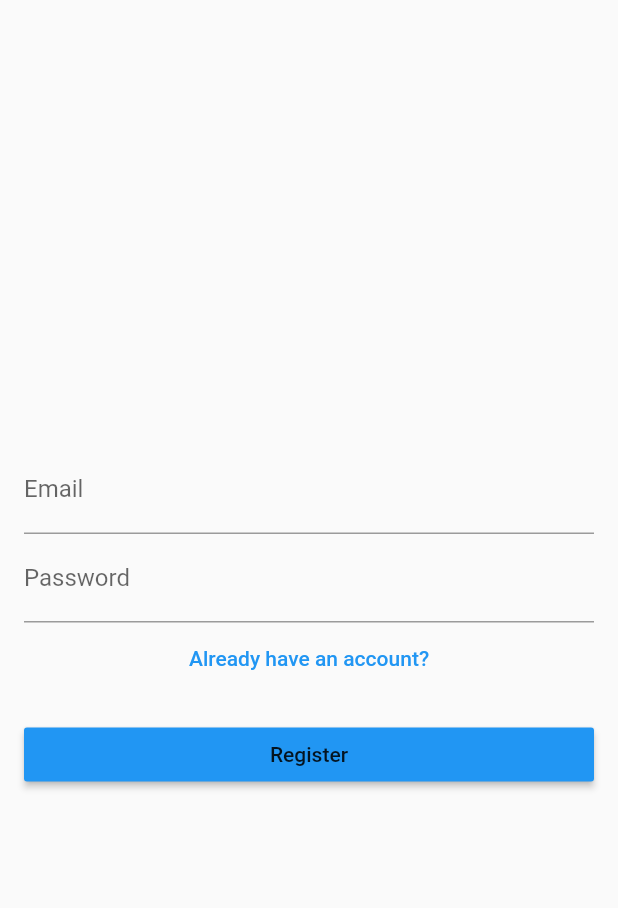
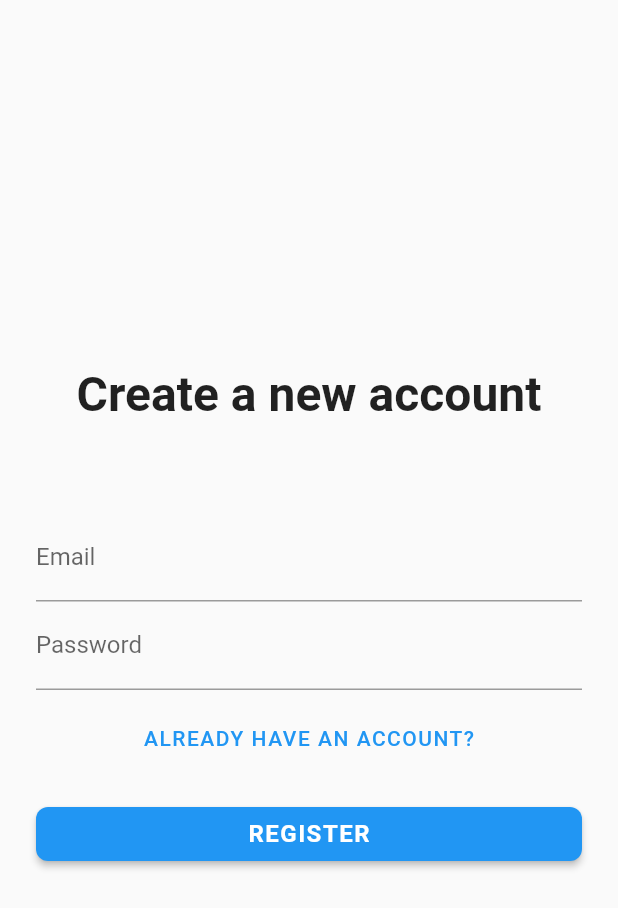
Before and after one commit to Letiste/Pikitia, a Flutter app: the screen it shows after launch, on a phone screen of 412 x 824 dp. Shown: the top 908 px of the screen. Run offline on Flutter 3.47's test engine with Material 2 defaults, Android fonts, the light colour scheme and no system bars; drawn by our look-alikes of flutter_form_builder; our stand-ins replace camera, cloud_firestore, firebase_auth, firebase_core, firebase_storage, flutter_map and 4 more; missing offline and left inert: flutter_map_location_marker, geoflutterfire; accounts and stored records are empty.

Commit message:
feat: better ui (#33)

```diff
--- /dev/null
+++ b/lib/components/button_action.seconday.dart
@@ -0,0 +1,19 @@
+import 'package:flutter/material.dart';
+
+class ButtonActionSecondary extends StatelessWidget {
+  const ButtonActionSecondary({required this.text, required this.handleOnPressed, Key? key}) : super(key: key);
+
+  final String text;
+  final void Function() handleOnPressed;
+
+  @override
+  Widget build(BuildContext context) {
+    return TextButton(
+      onPressed: handleOnPressed,
+      child: Text(
+        text.toUpperCase(),
+        style: const TextStyle(letterSpacing: 1),
+      ),
+    );
+  }
+}
--- /dev/null
+++ b/lib/components/button_action_primary.dart
@@ -0,0 +1,30 @@
+import 'package:flutter/material.dart';
+
+class ButtonActionPrimary extends StatelessWidget {
+  const ButtonActionPrimary({required this.text, required this.handlePressed, Key? key}) : super(key: key);
+
+  final String text;
+  final void Function() handlePressed;
+
+  @override
+  Widget build(BuildContext context) {
+    return MaterialButton(
+      color: Theme.of(context).primaryColor,
+      shape: const RoundedRectangleBorder(
+        borderRadius: BorderRadius.all(
+          Radius.circular(8),
+        ),
+      ),
+      child: Text(
+        text.toUpperCase(),
+        style: const TextStyle(
+          color: Colors.white,
+          letterSpacing: 1,
+          fontWeight: FontWeight.w700,
+          fontSize: 16,
+        ),
+      ),
+      onPressed: handlePressed,
+    );
+  }
+}
--- a/lib/screens/register_screen.dart
+++ b/lib/screens/register_screen.dart
@@ -1,12 +1,14 @@
 import 'package:flutter/material.dart';
 import 'package:flutter_form_builder/flutter_form_builder.dart';
+import 'package:pikitia/components/button_action.seconday.dart';
+import 'package:pikitia/components/button_action_primary.dart';
 import 'package:pikitia/locator.dart';
 import 'package:pikitia/services/routes_service.dart';
 import 'package:pikitia/services/user_service.dart';
 import 'package:form_builder_validators/form_builder_validators.dart';
 
 class RegisterScreen extends StatefulWidget {
-  RegisterScreen({Key? key}) : super(key: key);
+  const RegisterScreen({Key? key}) : super(key: key);
 
   @override
   State<RegisterScreen> createState() => _RegisterScreenState();
@@ -20,10 +22,12 @@ class _RegisterScreenState extends State<RegisterScreen> {
   Widget build(BuildContext context) {
     return Scaffold(
       body: Container(
-        padding: const EdgeInsets.symmetric(horizontal: 16.0),
+        padding: const EdgeInsets.symmetric(horizontal: 24.0),
         child: Column(
           mainAxisAlignment: MainAxisAlignment.center,
           children: [
+            const Text('Create a new account', style: TextStyle(fontSize: 32, fontWeight: FontWeight.w600),),
+            const SizedBox(height: 60),
             if (_hasError)
               const Text(
                 'Sorry, an error occured while creating your account.',
@@ -36,7 +40,7 @@ class _RegisterScreenState extends State<RegisterScreen> {
                 children: [
                   FormBuilderTextField(
                     name: 'email',
-                    decoration: InputDecoration(labelText: 'Email'),
+                    decoration: const InputDecoration(labelText: 'Email'),
                     keyboardType: TextInputType.emailAddress,
                     validator: FormBuilderValidators.compose([
                       FormBuilderValidators.required(context),
@@ -45,7 +49,7 @@ class _RegisterScreenState extends State<RegisterScreen> {
                   ),
                   FormBuilderTextField(
                       name: 'password',
-                      decoration: InputDecoration(labelText: 'Password'),
+                      decoration: const InputDecoration(labelText: 'Password'),
                       keyboardType: TextInputType.text,
                       obscureText: true,
                       validator: FormBuilderValidators.compose([
@@ -55,20 +59,19 @@ class _RegisterScreenState extends State<RegisterScreen> {
                 ],
               ),
             ),
-            TextButton(
-              onPressed: () => locator<RoutesService>().goToLogin(),
-              child: const Text('Already have an account?'),
+            const SizedBox(height: 8),
+            ButtonActionSecondary(
+              text: 'Already have an account?',
+              handleOnPressed: () => locator<RoutesService>().goToLogin(),
             ),
             const SizedBox(height: 16),
             Row(
               children: [
                 Expanded(
-                  child: MaterialButton(
-                    color: Theme.of(context).colorScheme.secondary,
-                    child: Text("Register"),
-                    onPressed: _handleRegister,
-                  ),
-                )
+                    child: ButtonActionPrimary(
+                  text: "Register",
+                  handlePressed: _handleRegister,
+                ))
               ],
             )
           ],
```
Also changed, not shown: lib/screens/login_screen.dart (+13 -15 lines).
